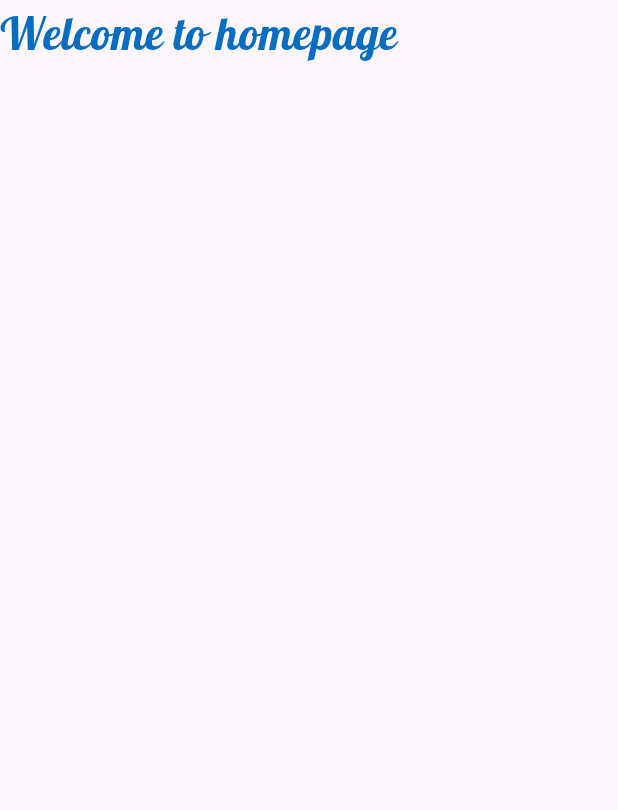
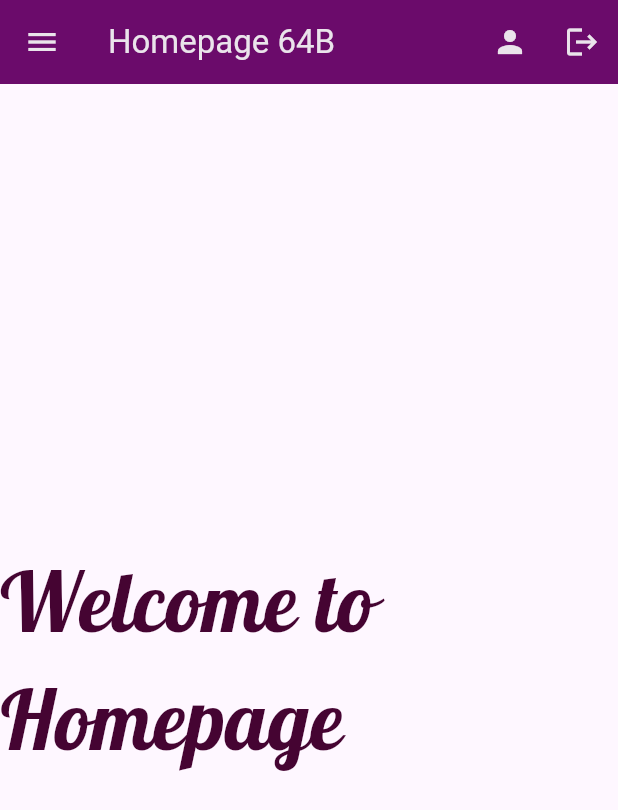
Before and after one commit to jarinakther1100-commits/Flutter-Assignment, a Flutter app: the screen it shows after launch, on a phone screen of 412 x 824 dp. Shown: the top 810 px of the screen. Run offline on Flutter 3.47's test engine with Material 3 defaults, Android fonts, the phone set to English and light mode, and no system bars; our stand-ins replace google_fonts.

Commit message:
first commit

```diff
--- a/jarin_64b/lib/homepage.dart
+++ b/jarin_64b/lib/homepage.dart
@@ -1,21 +1,72 @@
 import 'package:flutter/material.dart';
 import 'package:google_fonts/google_fonts.dart';
 
-class HomePage extends StatelessWidget{
+class HomePage extends StatelessWidget {
   const HomePage({super.key});
 
- @override
+  @override
   Widget build(BuildContext context) {
     return Scaffold(
-      body: Text(
-        "Welcome to homepage",
-        style: GoogleFonts.lobster(
-          textStyle: TextStyle(
-            fontSize: 30,
-            color: const Color.fromARGB(255, 7, 109, 193),
+      appBar: AppBar(
+        title: Text("Homepage 64B"),
+        backgroundColor: const Color.fromARGB(255, 107, 11, 107),
+        foregroundColor: const Color.fromARGB(255, 234, 228, 235),
+        // leading: Icon(Icons.home),
+        actions: [
+        IconButton(onPressed: () {}, icon: Icon(Icons.person)),
+        IconButton(onPressed: () {}, icon: Icon(Icons.logout)),
+        ],
+      ), // AppBar
+      drawer: Drawer(
+        child: Column(
+          children: [
+            UserAccountsDrawerHeader(
+              accountName: Text("Jarin"),
+              accountEmail: Text("jarinakther1100@gmail.com"),
+            ), // UserAccountsDrawerHeader
+            ListTile(
+              leading: Icon(Icons.home),
+              hoverColor: Color.fromARGB(244, 186, 86, 133),
+              title: Text("homepage"),
+              onTap: () {},
+            ), // ListTile
+
+            Divider(),
+
+            ListTile(
+              leading: Icon(Icons.home),
+              hoverColor: Color.fromARGB(244, 182, 74, 203),
+              //title: Text("homepage"), onTap:() {}),
+              title: Text("Setting"),
+              onTap: () {},
+            ), // ListTile
+
+            Divider(),
+            Spacer(),
+
+            ListTile(
+              leading: Icon(Icons.home),
+              trailing: IconButton(onPressed: () {}, icon: Icon(Icons.logout)),
+              hoverColor: Color.fromARGB(244, 82, 70, 211),
+              //title: Text("homepage"), onTap: () {}),
+              title: InkWell(child: Text("Profile"), onTap: () {}),
+              onTap: () {},
+            ), // ListTile
+          ],
+        ),
+      ), // Drawer
+      //endDrawer: Drawer(),
+      body: Center(
+        child: Text(
+          "Welcome to Homepage",
+          style: GoogleFonts.lobster(
+            textStyle: TextStyle(
+              fontSize: 55,
+              color: const Color.fromARGB(255, 69, 4, 50),
+            ), // TextStyle
           ),
-        ),
-      ),
-    );
+        ), // Text
+      ), // Center
+    ); // Scaffold
   }
 }
```
